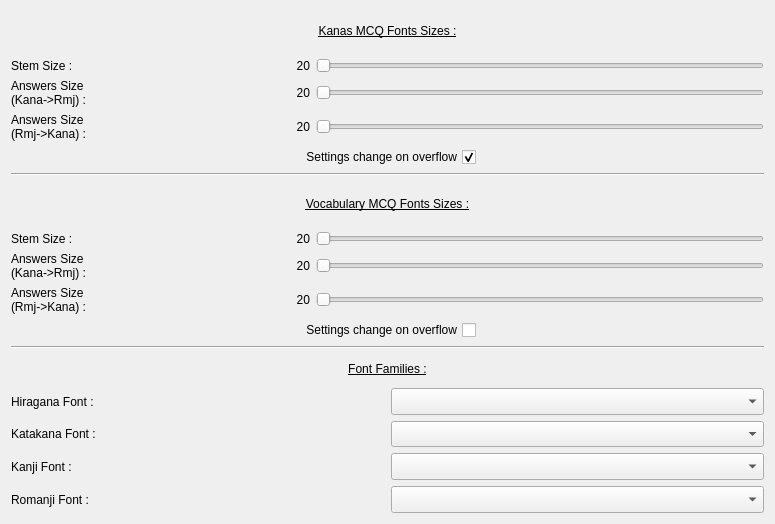
Above: Src/Pages/FntSettingsPage.ui from Aryetis/Obenkyobo before the change. Below: the same form after it.
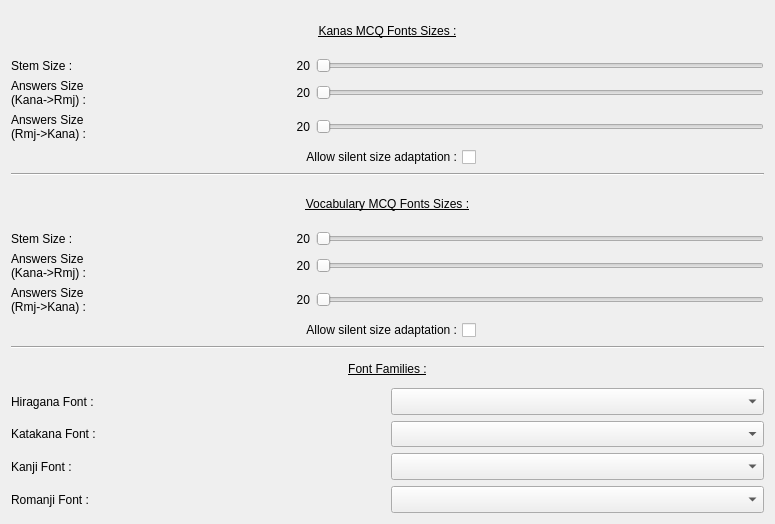
That is the form after the change.

Commit message: connected VocabMCQ and Allow silent Adaptation FntSettings's getters/setters

```diff
--- a/Src/Pages/FntSettingsPage.ui
+++ b/Src/Pages/FntSettingsPage.ui
@@ -228,10 +228,10 @@
           <enum>Qt::RightToLeft</enum>
          </property>
          <property name="text">
-          <string>Settings change on overflow</string>
+          <string>Allow silent size adaptation :</string>
          </property>
          <property name="checked">
-          <bool>true</bool>
+          <bool>false</bool>
          </property>
         </widget>
        </item>
@@ -449,7 +449,10 @@
           <enum>Qt::RightToLeft</enum>
          </property>
          <property name="text">
-          <string>Settings change on overflow</string>
+          <string>Allow silent size adaptation :</string>
+         </property>
+         <property name="checked">
+          <bool>false</bool>
          </property>
         </widget>
        </item>
```
The commit also changes 4 other files.
